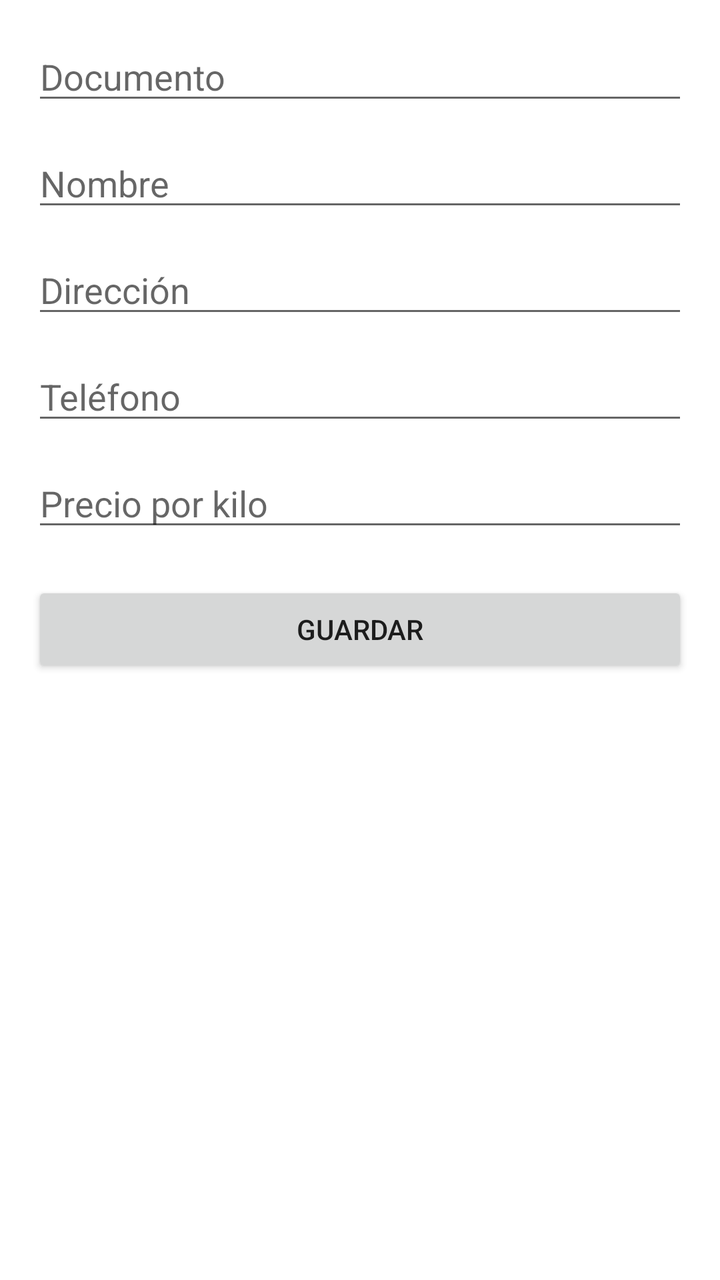
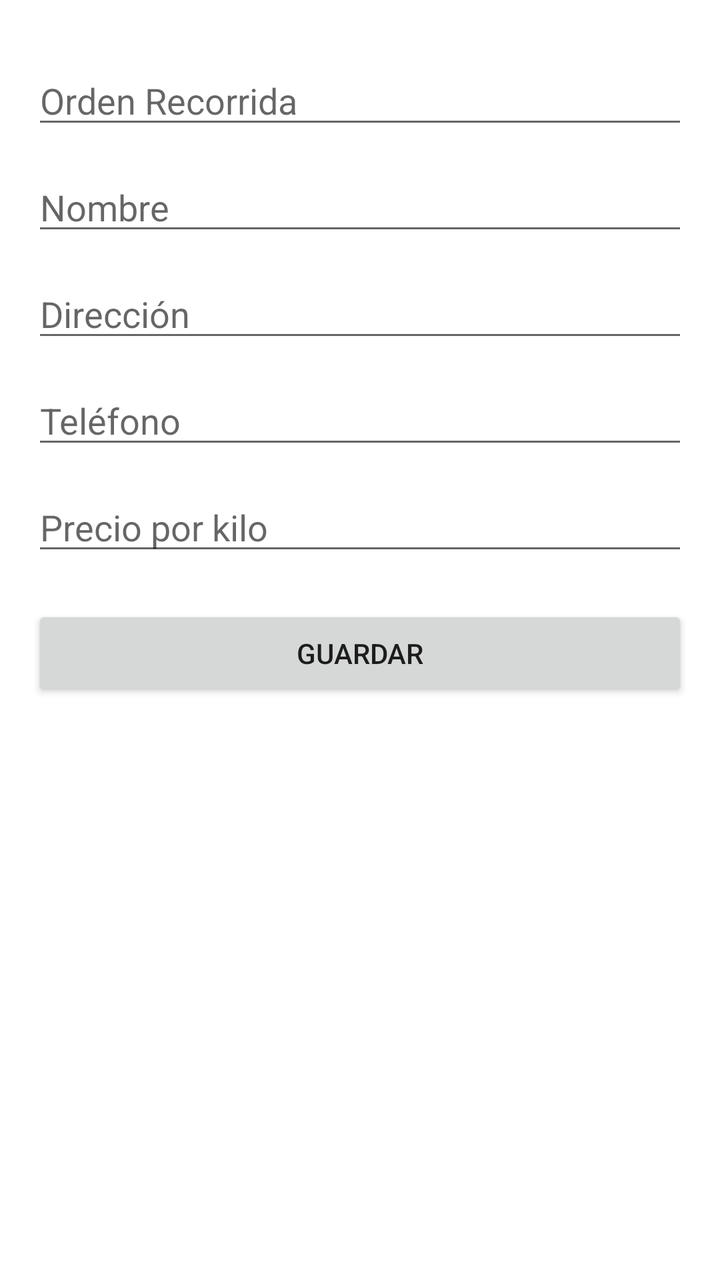

Compare the two renders of this Android layout. The source of the first and the diff that turns it into the second are given below.
<!-- AndroidManifest.xml: application theme Theme.MyApplication.NoActionBar -->
<!-- res/layout/fragment_cliente.xml -->
<?xml version="1.0" encoding="utf-8"?>
<androidx.constraintlayout.widget.ConstraintLayout
    xmlns:android="http://schemas.android.com/apk/res/android"
    xmlns:app="http://schemas.android.com/apk/res-auto"
    android:id="@+id/main"
    android:layout_width="match_parent"
    android:layout_height="match_parent"
    android:padding="16dp">

    <EditText
        android:id="@+id/txtDoc"
        android:layout_width="0dp"
        android:layout_height="wrap_content"
        android:hint="Documento"
        app:layout_constraintTop_toTopOf="parent"
        app:layout_constraintStart_toStartOf="parent"
        app:layout_constraintEnd_toEndOf="parent"/>

    <EditText
        android:id="@+id/txtNom"
        android:layout_width="0dp"
        android:layout_height="wrap_content"
        android:hint="Nombre"
        app:layout_constraintTop_toBottomOf="@id/txtDoc"
        app:layout_constraintStart_toStartOf="parent"
        app:layout_constraintEnd_toEndOf="parent"
        android:layout_marginTop="12dp"/>

    <EditText
        android:id="@+id/txtDirec"
        android:layout_width="0dp"
        android:layout_height="wrap_content"
        android:hint="Dirección"
        app:layout_constraintTop_toBottomOf="@id/txtNom"
        app:layout_constraintStart_toStartOf="parent"
        app:layout_constraintEnd_toEndOf="parent"
        android:layout_marginTop="12dp"/>

    <EditText
        android:id="@+id/txtTelef"
        android:layout_width="0dp"
        android:layout_height="wrap_content"
        android:hint="Teléfono"
        android:inputType="phone"
        app:layout_constraintTop_toBottomOf="@id/txtDirec"
        app:layout_constraintStart_toStartOf="parent"
        app:layout_constraintEnd_toEndOf="parent"
        android:layout_marginTop="12dp"/>

    <EditText
        android:id="@+id/txtPreciokilo"
        android:layout_width="0dp"
        android:layout_height="wrap_content"
        android:hint="Precio por kilo"
        android:inputType="numberDecimal"
        app:layout_constraintTop_toBottomOf="@id/txtTelef"
        app:layout_constraintStart_toStartOf="parent"
        app:layout_constraintEnd_toEndOf="parent"
        android:layout_marginTop="12dp"/>

    <Button
        android:id="@+id/btnGuardar"
        android:layout_width="0dp"
        android:layout_height="wrap_content"
        android:text="Guardar"
        app:layout_constraintTop_toBottomOf="@id/txtPreciokilo"
        app:layout_constraintStart_toStartOf="parent"
        app:layout_constraintEnd_toEndOf="parent"
        android:layout_marginTop="20dp"/>

</androidx.constraintlayout.widget.ConstraintLayout>
<!-- resources referenced by this layout -->
<resources>
  <style name="Theme.MyApplication.NoActionBar">
          <item name="windowActionBar">false</item>
          <item name="windowNoTitle">true</item>
      </style>
</resources>

<!-- the commit's change to res/layout/fragment_cliente.xml (unified diff, before → after) -->
@@ -8,10 +8,13 @@
     android:padding="16dp">
 
     <EditText
-        android:id="@+id/txtDoc"
+        android:id="@+id/txtRec"
         android:layout_width="0dp"
         android:layout_height="wrap_content"
-        android:hint="Documento"
+        android:hint="Orden Recorrida"
+        android:inputType="numberDecimal"
+        android:layout_marginTop="12dp"
+
         app:layout_constraintTop_toTopOf="parent"
         app:layout_constraintStart_toStartOf="parent"
         app:layout_constraintEnd_toEndOf="parent"/>
@@ -21,20 +24,22 @@
         android:layout_width="0dp"
         android:layout_height="wrap_content"
         android:hint="Nombre"
-        app:layout_constraintTop_toBottomOf="@id/txtDoc"
+        android:layout_marginTop="12dp"
+
+        app:layout_constraintTop_toBottomOf="@id/txtRec"
         app:layout_constraintStart_toStartOf="parent"
-        app:layout_constraintEnd_toEndOf="parent"
-        android:layout_marginTop="12dp"/>
+        app:layout_constraintEnd_toEndOf="parent"/>
 
     <EditText
         android:id="@+id/txtDirec"
         android:layout_width="0dp"
         android:layout_height="wrap_content"
         android:hint="Dirección"
+        android:layout_marginTop="12dp"
+
         app:layout_constraintTop_toBottomOf="@id/txtNom"
         app:layout_constraintStart_toStartOf="parent"
-        app:layout_constraintEnd_toEndOf="parent"
-        android:layout_marginTop="12dp"/>
+        app:layout_constraintEnd_toEndOf="parent"/>
 
     <EditText
         android:id="@+id/txtTelef"
@@ -42,10 +47,11 @@
         android:layout_height="wrap_content"
         android:hint="Teléfono"
         android:inputType="phone"
+        android:layout_marginTop="12dp"
+
         app:layout_constraintTop_toBottomOf="@id/txtDirec"
         app:layout_constraintStart_toStartOf="parent"
-        app:layout_constraintEnd_toEndOf="parent"
-        android:layout_marginTop="12dp"/>
+        app:layout_constraintEnd_toEndOf="parent"/>
 
     <EditText
         android:id="@+id/txtPreciokilo"
@@ -53,19 +59,21 @@
         android:layout_height="wrap_content"
         android:hint="Precio por kilo"
         android:inputType="numberDecimal"
+        android:layout_marginTop="12dp"
+
         app:layout_constraintTop_toBottomOf="@id/txtTelef"
         app:layout_constraintStart_toStartOf="parent"
-        app:layout_constraintEnd_toEndOf="parent"
-        android:layout_marginTop="12dp"/>
+        app:layout_constraintEnd_toEndOf="parent"/>
 
     <Button
         android:id="@+id/btnGuardar"
         android:layout_width="0dp"
         android:layout_height="wrap_content"
         android:text="Guardar"
+        android:layout_marginTop="20dp"
+
         app:layout_constraintTop_toBottomOf="@id/txtPreciokilo"
         app:layout_constraintStart_toStartOf="parent"
-        app:layout_constraintEnd_toEndOf="parent"
-        android:layout_marginTop="20dp"/>
+        app:layout_constraintEnd_toEndOf="parent"/>
 
 </androidx.constraintlayout.widget.ConstraintLayout>
